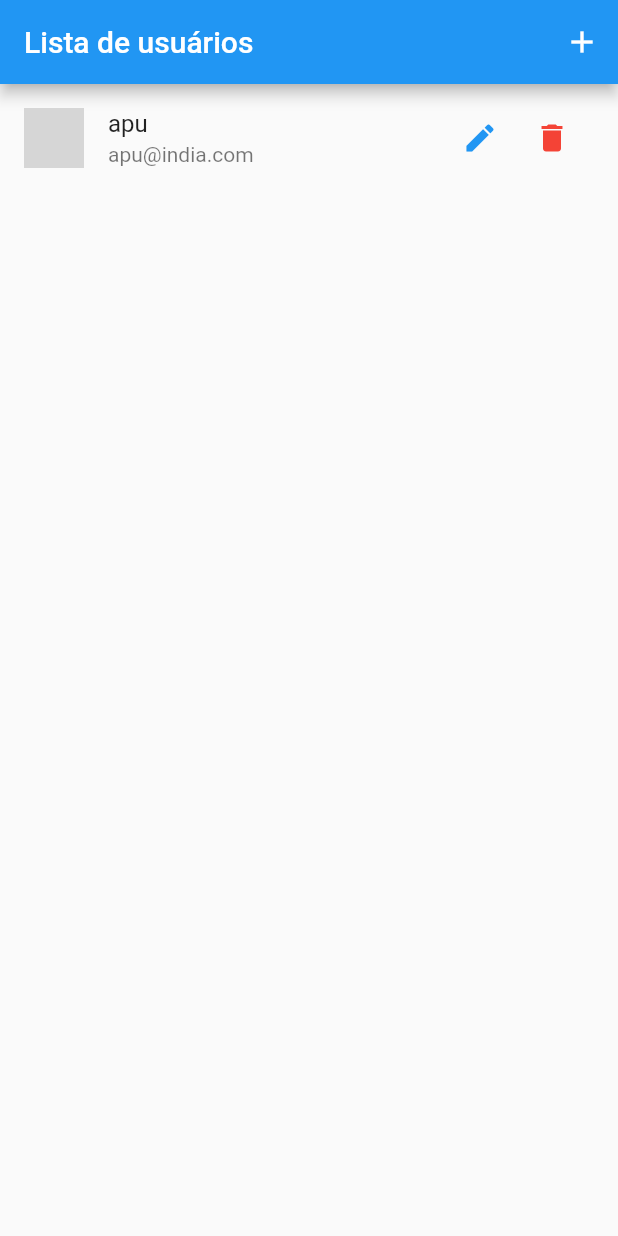
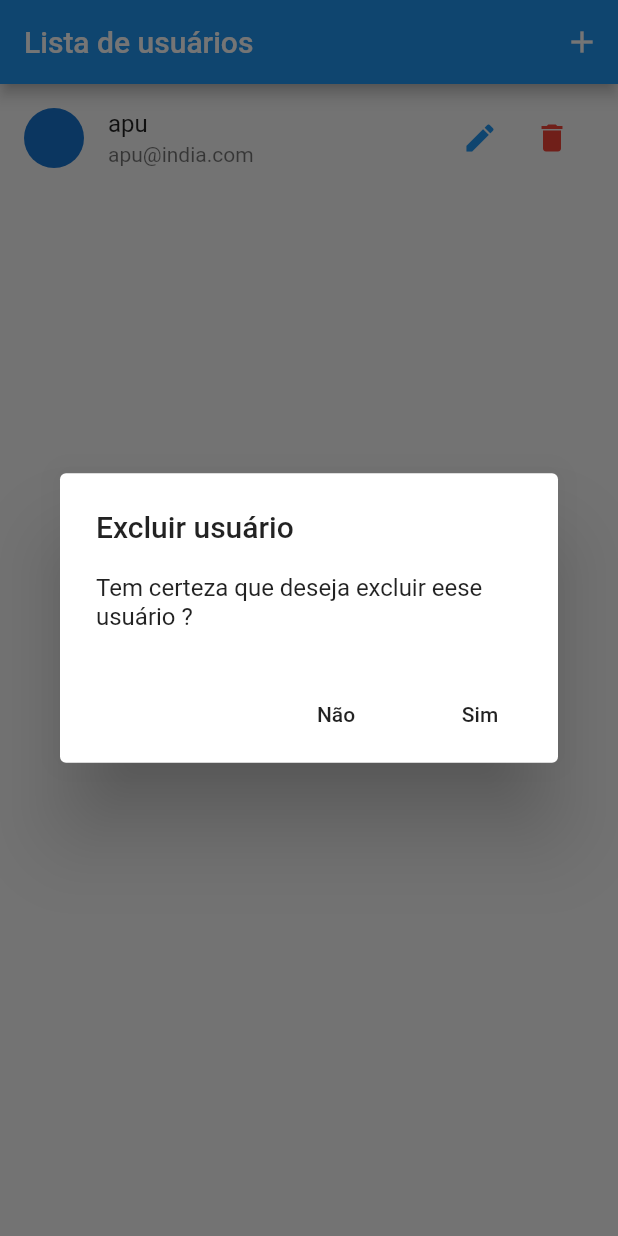
Before and after one commit to RobertoJr2001/flutter_crud, a Flutter app: the screen it shows after launch, after a tap on the "delete" icon, on a phone screen of 412 x 824 dp. Run offline on Flutter 3.47's test engine with Material 2 defaults, Android fonts, the phone set to English and light mode, and no system bars; network calls fail; grey boxes are pictures that could not be loaded.

```diff
--- a/lib/components/user_tile.dart
+++ b/lib/components/user_tile.dart
@@ -1,4 +1,6 @@
 import 'package:flutter/material.dart';
+import 'package:flutter_crud/provider/users.dart';
+import 'package:provider/provider.dart';
 import '../routes/app_routes.dart';
 
 import '../models/user.dart';
@@ -36,7 +38,30 @@ class UserTile extends StatelessWidget {
                 IconButton(
                   icon: Icon(Icons.delete),
                   color: Colors.red,
-                  onPressed: () {},
+                  onPressed: () {
+                    showDialog(
+                      context: context,
+                      builder: (ctx) => AlertDialog(
+                        title: Text('Excluir usuário'),
+                        content: Text(
+                            'Tem certeza que deseja excluir eese usuário ?'),
+                        actions: <Widget>[
+                          FlatButton(
+                            child: Text('Não'),
+                            onPressed: () => Navigator.of(context).pop(false),
+                          ),
+                          FlatButton(
+                            child: Text('Sim'),
+                            onPressed: () => Navigator.of(context).pop(true),
+                          ),
+                        ],
+                      ),
+                    ).then((confirmed) {
+                      if (confirmed) {
+                        Provider.of<Users>(context, listen: false).remove(user);
+                      }
+                    });
+                  },
                 )
               ],
             )));
```
Also changed, not shown: lib/views/user_form.dart (+32 -3 lines).
